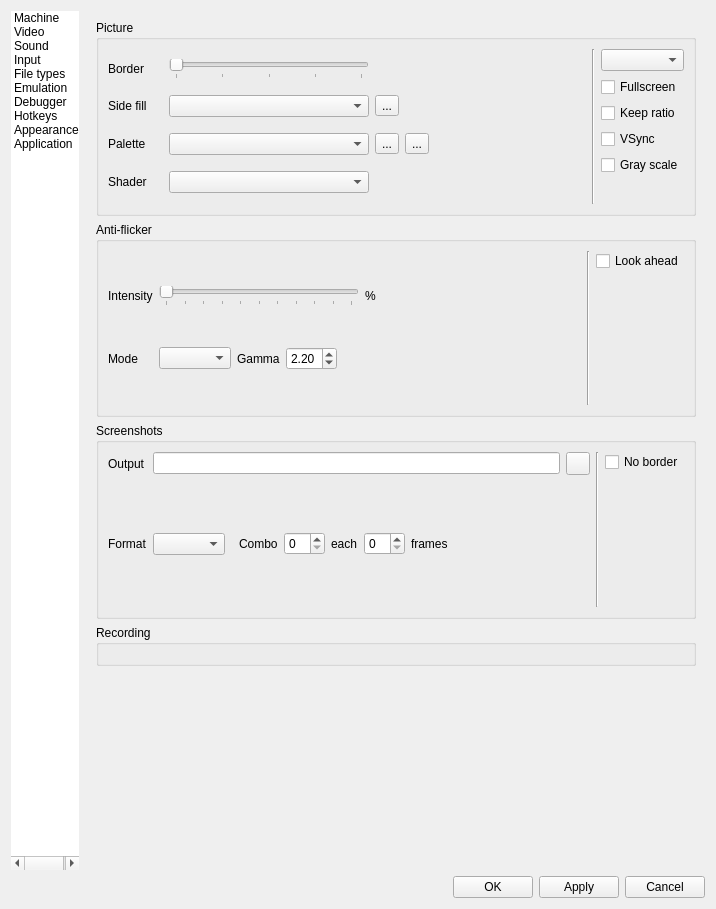
This is ui/setupwin.ui in Volutar/xpeccy-plus as Qt 5 draws it before an edit. The edited form follows.
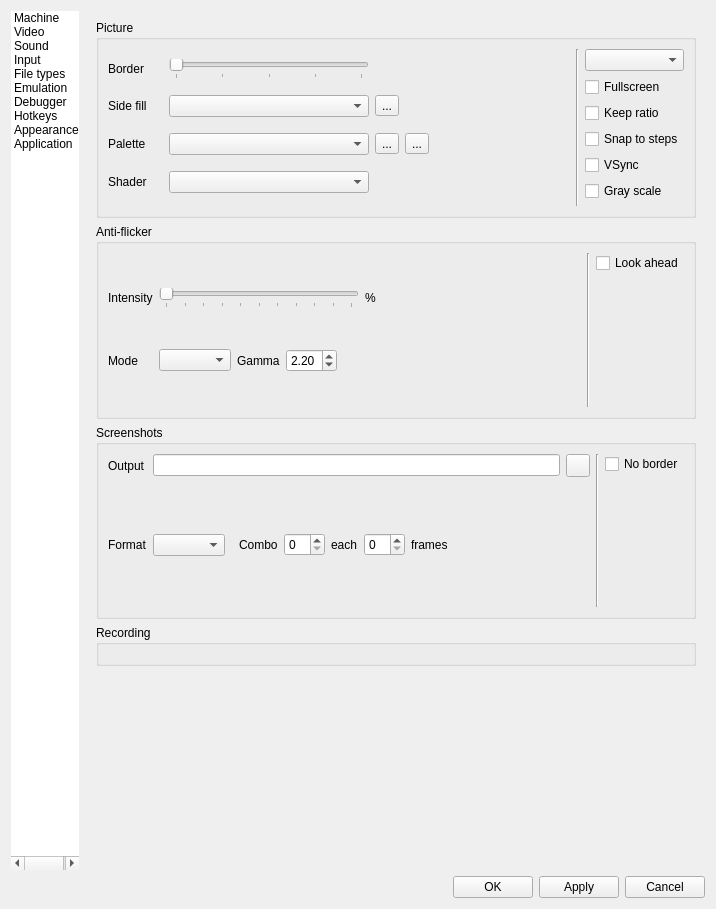
This is the edited form. The open tabs and pages were chosen to show the change. Icons and pictures are not drawn. Custom widgets are drawn as their Qt base class.

Commit message:
window: Snap to Steps - a resized window clings to whole-pixel sizes
A step is a whole zoom of the frame at a border between the one chosen and full,
so the picture fills it with no bars. On Windows a dragged frame clings to a step
within 24 pixels and is free elsewhere, keeping the picture's shape or, with Snap:
Each Side, each axis on its own; Linux and macOS snap a moment after the resize.
The zoom follows the step, the Border setting does not. On by default.

The edit to the form file:
```diff
--- a/ui/setupwin.ui
+++ b/ui/setupwin.ui
@@ -1609,6 +1609,16 @@
                       </property>
                      </widget>
                     </item>
+                    <item>
+                     <widget class="QCheckBox" name="cbSnap">
+                      <property name="toolTip">
+                       <string>A resized window clings to sizes with whole pixels and no bars</string>
+                      </property>
+                      <property name="text">
+                       <string>Snap to steps</string>
+                      </property>
+                     </widget>
+                    </item>
                     <item>
                      <widget class="QCheckBox" name="cbVSync">
                       <property name="toolTip">
```
The commit also changes 11 other files.
